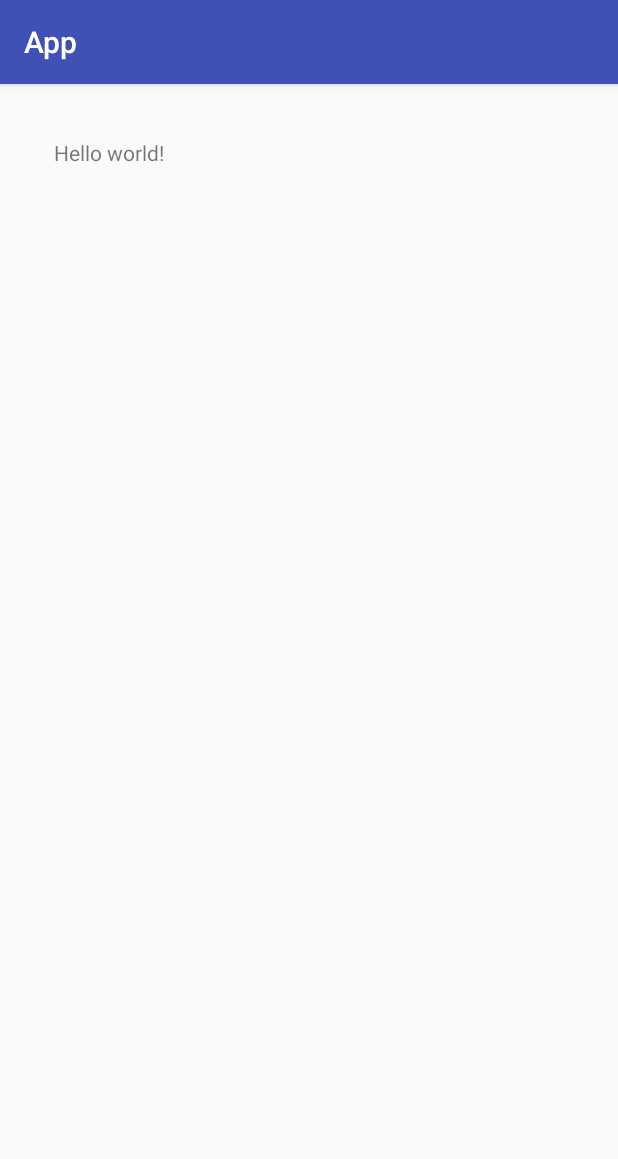
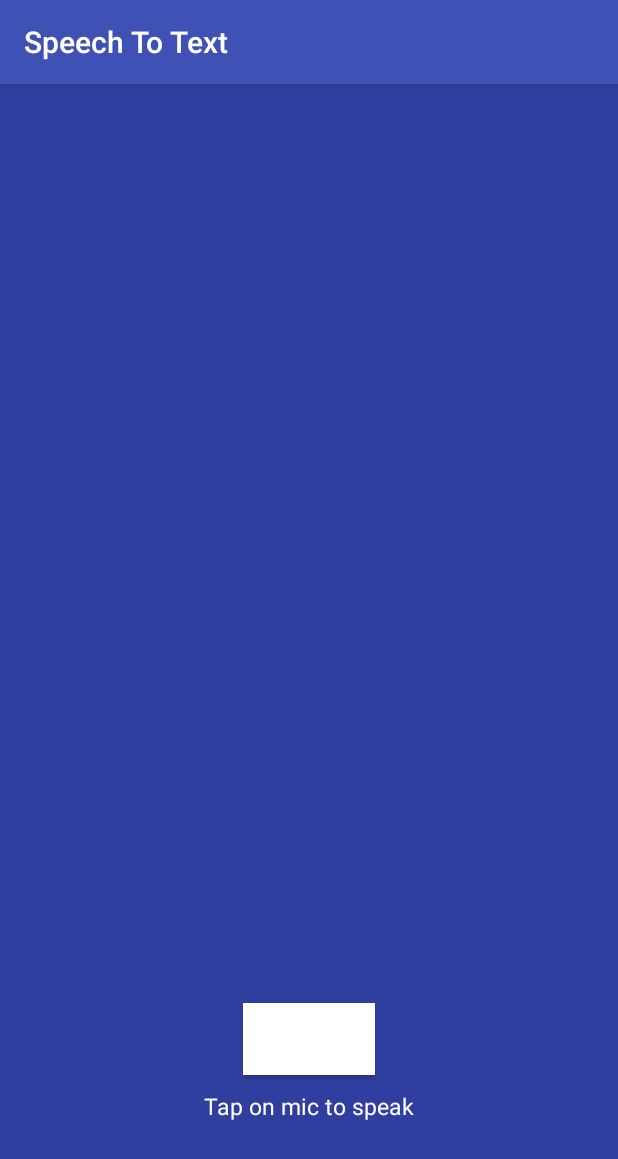
Before and after one commit to VoiceAutomationforDisabilityVehicles/AndroidApp, an Android app: the screen it shows after launch (MainActivity), on a phone screen of 412 x 824 dp. Shown: the top 1159 px of the screen. Run offline under Robolectric (Android 15) with nearby library versions, the phone set to English and light mode, and no system bars.

Commit message:
Initial Speech Recognition Working
Link to tutorial:
http://www.androidhive.info/2014/07/android-speech-to-text-tutorial/

Speech to Text works.
Need to figure out what onCreateOptionsMenu does.
Need to add Buttons

```diff
--- a/app/src/main/res/layout/activity_main.xml
+++ b/app/src/main/res/layout/activity_main.xml
@@ -4,6 +4,8 @@
     xmlns:tools="http://schemas.android.com/tools"
     android:layout_width="match_parent"
     android:layout_height="match_parent"
+    android:background="@color/colorPrimaryDark"
+    android:orientation="vertical"
     android:paddingLeft="@dimen/activity_horizontal_margin"
     android:paddingRight="@dimen/activity_horizontal_margin"
     android:paddingTop="@dimen/activity_vertical_margin"
@@ -11,13 +13,39 @@
     tools:context="com.androidapp.voicecontrol.app.MainActivity">
 
     <TextView
+        android:id="@+id/txtSpeechInput"
         android:layout_width="wrap_content"
         android:layout_height="wrap_content"
-        android:padding="20dp"
-        android:text="@string/hello_world"
-        tools:context=".MainActivity"
         android:layout_alignParentTop="true"
-        android:layout_alignParentLeft="true"
-        android:layout_alignParentStart="true"
-        android:id="@+id/textView2" />
+        android:layout_centerHorizontal="true"
+        android:layout_marginTop="100dp"
+        android:textColor="@color/white"
+        android:textSize="26dp"
+        android:textStyle="normal" />
+
+    <LinearLayout
+        android:layout_width="wrap_content"
+        android:layout_height="wrap_content"
+        android:layout_alignParentBottom="true"
+        android:layout_centerHorizontal="true"
+        android:layout_marginBottom="60dp"
+        android:gravity="center"
+        android:orientation="vertical" >
+
+        <Button
+            android:id="@+id/btnSpeak"
+            android:layout_width="wrap_content"
+            android:layout_height="wrap_content"
+            android:background="@color/white" />
+
+        <TextView
+            android:layout_width="wrap_content"
+            android:layout_height="wrap_content"
+            android:layout_marginTop="10dp"
+            android:text="@string/tap_on_mic"
+            android:textColor="@color/white"
+            android:textSize="15dp"
+            android:textStyle="normal" />
+    </LinearLayout>
+
 </RelativeLayout>
--- a/app/src/main/res/values/colors.xml
+++ b/app/src/main/res/values/colors.xml
@@ -3,4 +3,8 @@
     <color name="colorPrimary">#3F51B5</color>
     <color name="colorPrimaryDark">#303F9F</color>
     <color name="colorAccent">#FF4081</color>
+
+    <color name="white">#ffffff</color>
+    <color name="bg_gradient_start">#31244e</color>
+    <color name="bg_gradient_end">#6b394c</color>
 </resources>
--- a/app/src/main/res/values/strings.xml
+++ b/app/src/main/res/values/strings.xml
@@ -1,5 +1,11 @@
 <resources>
-    <string name="app_name">App</string>
+    <!--<string name="app_name">App</string> -->
+
+    <string name="title_activity_main">MainActivity</string>
+    <string name="app_name">Speech To Text</string>
+    <string name="action_settings">Settings</string>
     <string name="hello_world">Hello world!</string>
-    <string name="title_activity_main">MainActivity</string>
+    <string name="speech_prompt">Say something&#8230;</string>
+    <string name="speech_not_supported">Sorry! Your device doesn\'t support speech input</string>
+    <string name="tap_on_mic">Tap on mic to speak</string>
 </resources>
```
Also changed, not shown: app/src/main/java/com/androidapp/voicecontrol/app/MainActivity.java (+86 -0 lines).
